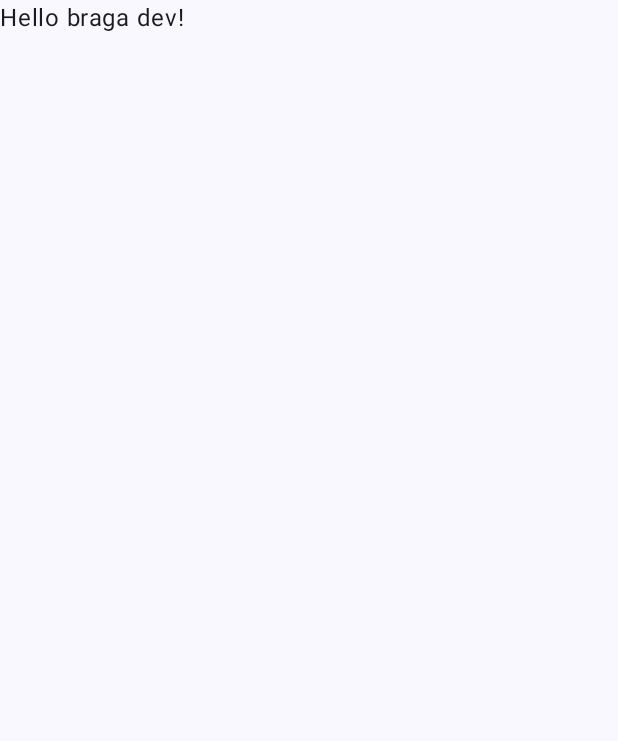
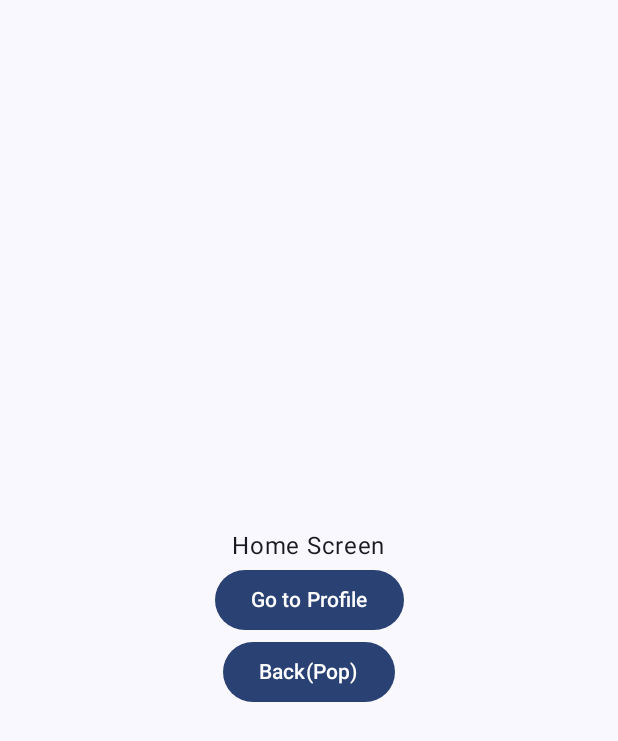
Before and after one commit to dijoncavalcante/braga-dev-list, an Android app built with Jetpack Compose: the screen it shows after launch (MainActivity), on a phone screen of 412 x 824 dp. Before the commit the part shown is almost empty. Shown: the top 741 px of the screen. Run offline under Robolectric (Android 15) with nearby library versions, the phone set to English and light mode, and no system bars.

Commit message:
chore: Add first classes, navigation

```diff
--- a/app/build.gradle.kts
+++ b/app/build.gradle.kts
@@ -44,6 +44,7 @@ dependencies {
     implementation(libs.androidx.core.ktx)
     implementation(libs.androidx.lifecycle.runtime.ktx)
     implementation(libs.androidx.activity.compose)
+    implementation(libs.androidx.navigation.compose)
     implementation(platform(libs.androidx.compose.bom))
     implementation(libs.androidx.ui)
     implementation(libs.androidx.ui.graphics)
--- a/app/src/main/kotlin/com/bragadev/list/MainActivity.kt
+++ b/app/src/main/kotlin/com/bragadev/list/MainActivity.kt
@@ -1,5 +1,6 @@
 package com.bragadev.list
 
+import android.annotation.SuppressLint
 import android.os.Bundle
 import androidx.activity.ComponentActivity
 import androidx.activity.compose.setContent
@@ -11,19 +12,18 @@ import androidx.compose.material3.Text
 import androidx.compose.runtime.Composable
 import androidx.compose.ui.Modifier
 import androidx.compose.ui.tooling.preview.Preview
+import com.bragadev.list.navigation.AppNavigation
 import com.bragadev.list.ui.theme.BragadevlistTheme
 
 class MainActivity : ComponentActivity() {
+    @SuppressLint("UnusedMaterial3ScaffoldPaddingParameter")
     override fun onCreate(savedInstanceState: Bundle?) {
         super.onCreate(savedInstanceState)
         enableEdgeToEdge()
         setContent {
             BragadevlistTheme {
-                Scaffold(modifier = Modifier.fillMaxSize()) { innerPadding ->
-                    Greeting(
-                        name = "braga dev",
-                        modifier = Modifier.padding(innerPadding)
-                    )
+                Scaffold(modifier = Modifier.fillMaxSize()) {
+                    AppNavigation()
                 }
             }
         }
--- /dev/null
+++ b/app/src/main/kotlin/com/bragadev/list/features/home/presentation/HomeScreen.kt
@@ -0,0 +1,34 @@
+package com.bragadev.list.features.home.presentation
+
+import androidx.compose.foundation.layout.Arrangement
+import androidx.compose.foundation.layout.Column
+import androidx.compose.foundation.layout.fillMaxSize
+import androidx.compose.material3.Button
+import androidx.compose.material3.Text
+import androidx.compose.runtime.Composable
+import androidx.compose.ui.Alignment
+import androidx.compose.ui.Modifier
+import androidx.navigation.NavController
+import com.bragadev.list.navigation.Screen
+
+
+@Composable
+fun HomeScreen(navController: NavController) {
+    Column(
+        modifier = Modifier.fillMaxSize(),
+        verticalArrangement = Arrangement.Center,
+        horizontalAlignment = Alignment.CenterHorizontally
+    ) {
+        Text("Home Screen")
+        Button(onClick = {
+            navController.navigate(Screen.CreateItem.route)
+        }) {
+            Text("Go to Profile")
+        }
+        Button(onClick = {
+            navController.popBackStack() // Simplesmente volta para a tela anterior (Login)
+        }) {
+            Text("Back(Pop)")
+        }
+    }
+}
--- a/app/src/main/kotlin/com/bragadev/list/navigation/AppNavigation.kt
+++ b/app/src/main/kotlin/com/bragadev/list/navigation/AppNavigation.kt
@@ -1,4 +1,34 @@
 package com.bragadev.list.navigation
-// ViewModel para a feature de Login
-class AppNavigation {
+
+import androidx.compose.runtime.Composable
+import androidx.navigation.compose.NavHost
+import androidx.navigation.compose.composable
+import androidx.navigation.compose.rememberNavController
+import com.bragadev.list.features.create.presentation.screen.CreateItemScreen
+import com.bragadev.list.features.home.presentation.HomeScreen
+
+@Composable
+fun AppNavigation() {
+    val navController = rememberNavController()
+
+    NavHost(
+        navController = navController,
+        startDestination = Screen.Home.route
+    ) {
+        composable(Screen.Home.route) {
+            HomeScreen(navController)
+        }
+        composable(Screen.CreateItem.route) {
+            CreateItemScreen(navController)
+        }
+//         Define a tela de Profile com um argumento (userId)
+//        composable(
+//            route = Screen.Profile.route, // Usa a rota base de Screen.Profile
+//            arguments = listOf(navArgument("userId") { type = NavType.StringType })
+//        ) { backStackEntry ->
+//            // Extrai o argumento userId da backStackEntry
+//            val userId = backStackEntry.arguments?.getString("userId")
+//            ProfileScreen(navController = navController, userId = userId)
+//        }
+    }
 }
--- a/app/src/main/kotlin/com/bragadev/list/navigation/HomeScreen.kt
+++ /dev/null
@@ -1,4 +0,0 @@
-package com.bragadev.list.navigation
-// Sealed class/object para definir as rotas como constantes
-class HomeScreen {
-}
--- /dev/null
+++ b/app/src/main/kotlin/com/bragadev/list/navigation/Screen.kt
@@ -0,0 +1,14 @@
+package com.bragadev.list.navigation
+
+import androidx.compose.runtime.Composable
+
+// Sealed class/object para definir as rotas como constantes
+
+sealed class Screen(val route: String) {
+    object Home : Screen("home_screen")
+    object CreateItem : Screen("create_item_screen")
+    object DetailItem : Screen("detail_item/{itemId}"){
+        fun createRoute(itemId: Int) = "detail_item/$itemId"
+
+    }
+}
--- a/gradle/libs.versions.toml
+++ b/gradle/libs.versions.toml
@@ -8,6 +8,7 @@ espressoCore = "3.6.1"
 lifecycleRuntimeKtx = "2.8.7"
 activityCompose = "1.10.1"
 composeBom = "2024.09.00"
+navigationCompose = "2.7.7"
 
 [libraries]
 androidx-core-ktx = { group = "androidx.core", name = "core-ktx", version.ref = "coreKtx" }
@@ -16,6 +17,7 @@ androidx-junit = { group = "androidx.test.ext", name = "junit", version.ref = "j
 androidx-espresso-core = { group = "androidx.test.espresso", name = "espresso-core", version.ref = "espressoCore" }
 androidx-lifecycle-runtime-ktx = { group = "androidx.lifecycle", name = "lifecycle-runtime-ktx", version.ref = "lifecycleRuntimeKtx" }
 androidx-activity-compose = { group = "androidx.activity", name = "activity-compose", version.ref = "activityCompose" }
+androidx-navigation-compose = { group ="androidx.navigation", name= "navigation-compose", version.ref = "navigationCompose"}
 androidx-compose-bom = { group = "androidx.compose", name = "compose-bom", version.ref = "composeBom" }
 androidx-ui = { group = "androidx.compose.ui", name = "ui" }
 androidx-ui-graphics = { group = "androidx.compose.ui", name = "ui-graphics" }
```
Also changed, not shown: app/src/main/kotlin/com/bragadev/list/features/create/presentation/screen/CreateItemScreen.kt (added, +34 -0 lines).
